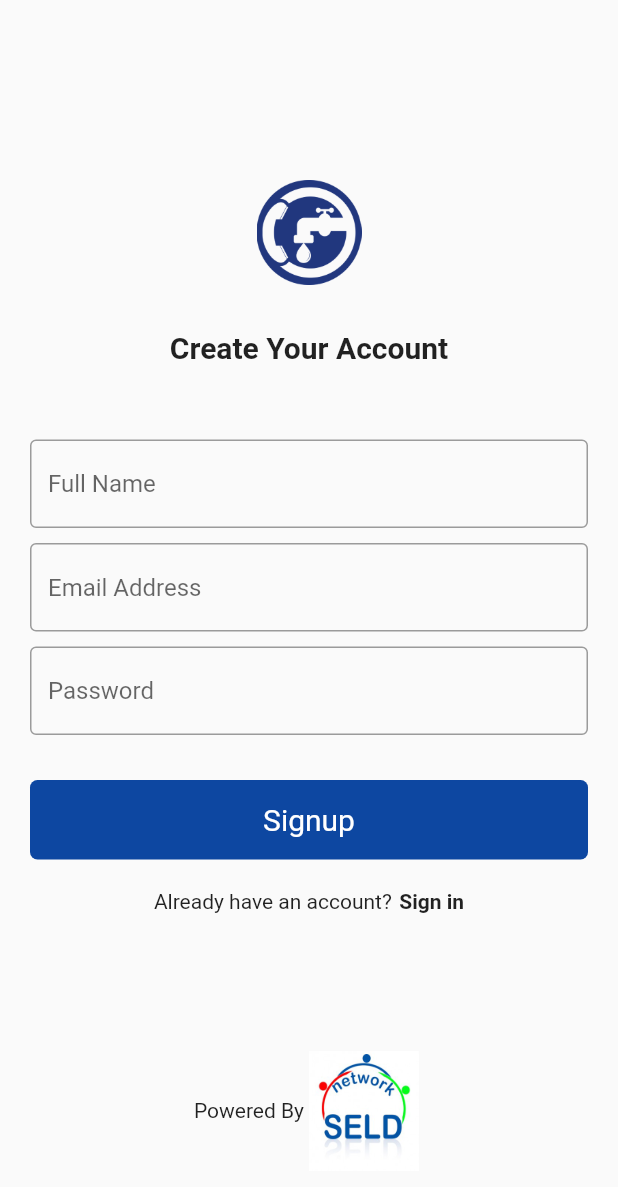
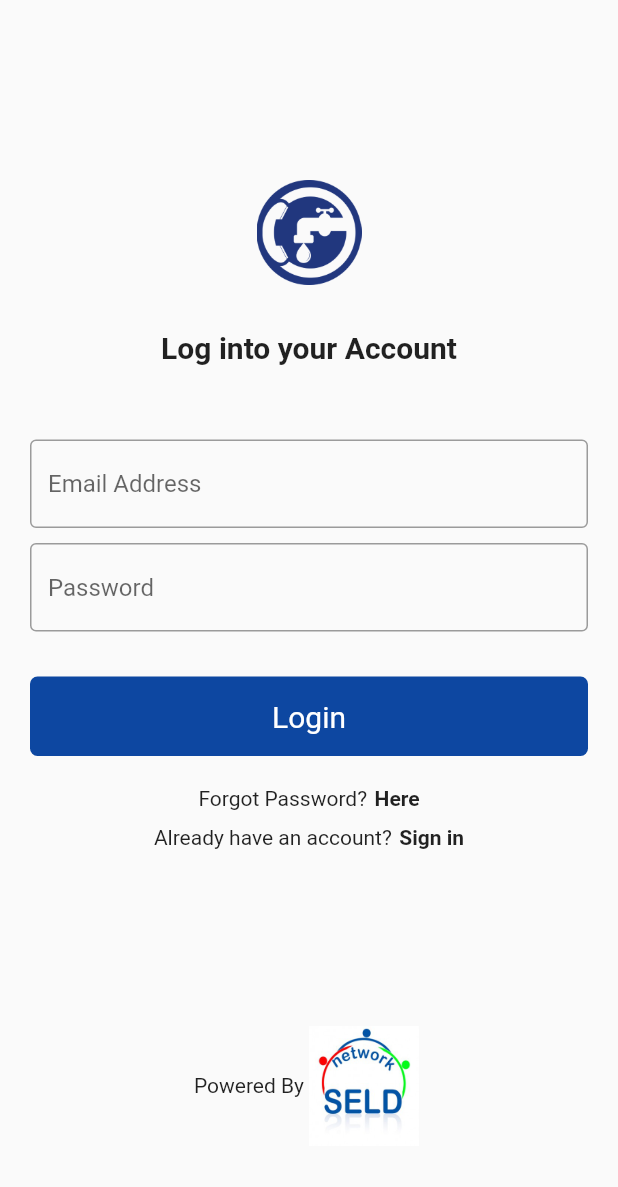
Before and after one commit to parlgy/Dial_A_Plumber, a Flutter app: the screen it shows after launch, on a phone screen of 412 x 824 dp. Shown: the top 1187 px of the screen. Run offline on Flutter 3.47's test engine with Material 2 defaults, Android fonts, the phone set to English and light mode, and no system bars.

Commit message:
completed signin screen

```diff
--- a/lib/config/app_router.dart
+++ b/lib/config/app_router.dart
@@ -1,5 +1,4 @@
-import 'package:dial_a_plumber/pages/landingpage.dart';
-import 'package:dial_a_plumber/pages/registration/signupscreen.dart';
+import 'package:dial_a_plumber/pages/pages.dart';
 import 'package:flutter/material.dart';
 
 class AppRouter {
@@ -13,6 +12,9 @@ class AppRouter {
 
       case SignupScreen.routeName:
         return SignupScreen.route();
+
+      case SigninScreen.routeName:
+        return SigninScreen.route();
 
       default:
         return _errorRoute();
--- a/lib/main.dart
+++ b/lib/main.dart
@@ -19,7 +19,7 @@ class MyApp extends StatelessWidget {
         primarySwatch: Colors.blue,
       ),
       onGenerateRoute: AppRouter.onGenerateRoute,
-      initialRoute: SignupScreen.routeName,
+      initialRoute: SigninScreen.routeName,
       // home: const LandingScreen(),
     );
   }
--- a/lib/pages/pages.dart
+++ b/lib/pages/pages.dart
@@ -2,3 +2,4 @@
 export 'landingpage.dart';
 export 'pagewidgets.dart';
 export 'registration/signupscreen.dart';
+export 'registration/signinscreen.dart';
--- /dev/null
+++ b/lib/pages/registration/signinscreen.dart
@@ -0,0 +1,164 @@
+import 'package:flutter/material.dart';
+
+class SigninScreen extends StatefulWidget {
+  const SigninScreen({super.key});
+
+  static const String routeName = '/signin';
+
+  static Route route() {
+    return MaterialPageRoute(
+      settings: const RouteSettings(name: routeName),
+      builder: (context) => const SigninScreen(),
+    );
+  }
+
+  @override
+  State<SigninScreen> createState() => _SigninScreenState();
+}
+
+class _SigninScreenState extends State<SigninScreen> {
+  @override
+  Widget build(BuildContext context) {
+    return Scaffold(
+      body: SingleChildScrollView(
+        child: Padding(
+          padding: const EdgeInsets.all(20.0),
+          child: Center(
+            child: Column(
+              children: [
+                const SizedBox(
+                  height: 100,
+                ),
+                Container(
+                  height: 70,
+                  width: 70,
+                  decoration: const BoxDecoration(
+                    image: DecorationImage(
+                      image: AssetImage('assets/images/logo2.png'),
+                    ),
+                  ),
+                ),
+                const SizedBox(
+                  height: 30,
+                ),
+                const Text(
+                  'Log into your Account',
+                  style: TextStyle(
+                    fontSize: 20,
+                    fontWeight: FontWeight.bold,
+                  ),
+                ),
+                const SizedBox(
+                  height: 50,
+                ),
+
+                // Input Fields Start here
+
+                const TextField(
+                  decoration: InputDecoration(
+                    hintText: 'Email Address',
+                    border: OutlineInputBorder(),
+                  ),
+                ),
+                const SizedBox(
+                  height: 10,
+                ),
+                const TextField(
+                  decoration: InputDecoration(
+                    hintText: 'Password',
+                    border: OutlineInputBorder(),
+                  ),
+                ),
+                const SizedBox(
+                  height: 30,
+                ),
+
+                // Signup Button
+                InkWell(
+                  // onTap: () => ,
+                  child: Container(
+                    width: MediaQuery.of(context).size.width,
+                    padding: const EdgeInsets.only(top: 15, bottom: 15),
+                    decoration: BoxDecoration(
+                      color: Colors.blue.shade900,
+                      borderRadius: BorderRadius.circular(5),
+                    ),
+                    child: const Center(
+                      child: Text(
+                        'Login',
+                        style: TextStyle(
+                          fontSize: 20,
+                          color: Colors.white,
+                        ),
+                      ),
+                    ),
+                  ),
+                ),
+
+                // ForgotPassword
+                const SizedBox(
+                  height: 20,
+                ),
+                Container(
+                  child: Row(
+                    mainAxisAlignment: MainAxisAlignment.center,
+                    children: const [
+                      Text('Forgot Password?'),
+                      SizedBox(
+                        width: 5,
+                      ),
+                      Text(
+                        'Here',
+                        style: TextStyle(
+                          fontWeight: FontWeight.bold,
+                        ),
+                      )
+                    ],
+                  ),
+                ),
+                const SizedBox(
+                  height: 10,
+                ),
+                Container(
+                  child: Row(
+                    mainAxisAlignment: MainAxisAlignment.center,
+                    children: const [
+                      Text('Already have an account?'),
+                      SizedBox(
+                        width: 5,
+                      ),
+                      Text(
+                        'Sign in',
+                        style: TextStyle(
+                          fontWeight: FontWeight.bold,
+                        ),
+                      )
+                    ],
+                  ),
+                ),
+                SizedBox(
+                  height: MediaQuery.of(context).size.height / 7,
+                ),
+                Row(
+                  mainAxisAlignment: MainAxisAlignment.center,
+                  children: [
+                    const Text('Powered By'),
+                    Container(
+                      height: 80,
+                      width: 80,
+                      decoration: const BoxDecoration(
+                        image: DecorationImage(
+                          image: AssetImage('assets/images/seld_logo.png'),
+                        ),
+                      ),
+                    )
+                  ],
+                )
+              ],
+            ),
+          ),
+        ),
+      ),
+    );
+  }
+}
```
